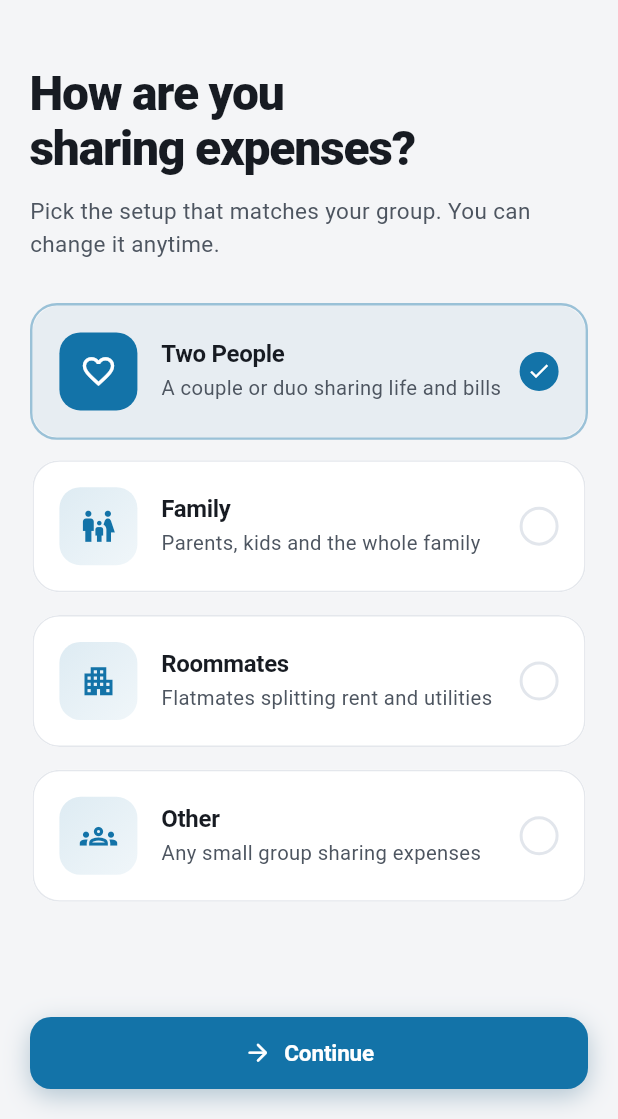
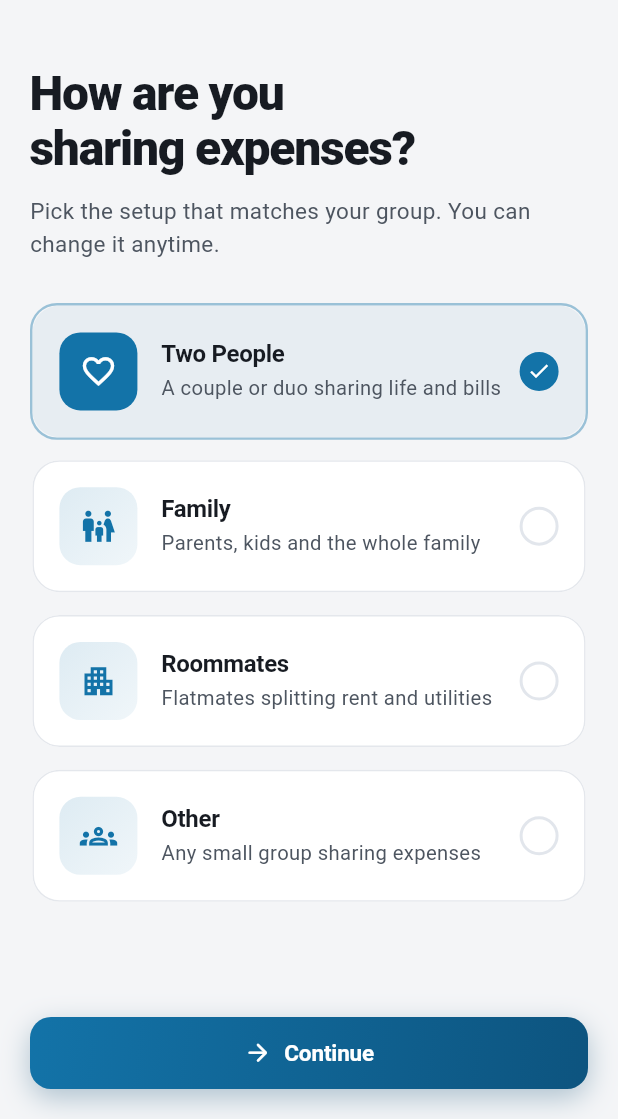
Before and after one commit to lizuzsusil/hissa, a Flutter app: the screen it shows after launch, after a tap on "Skip", after a tap on "Two People", on a phone screen of 412 x 824 dp, the part 117-1236 px from its top. Run offline on Flutter 3.47's test engine with Material 3 defaults, Android fonts, the light colour scheme and no system bars; our stand-ins replace cloud_firestore, connectivity_plus, firebase_auth, firebase_core, firebase_messaging, fl_chart and 4 more; accounts and stored records are empty.

Commit message:
fix: UI update 1

```diff
--- a/lib/ui/screens/dashboard_screen.dart
+++ b/lib/ui/screens/dashboard_screen.dart
@@ -351,8 +351,9 @@ class _YourBalanceCard extends StatelessWidget {
     if (mine == null) return const SizedBox.shrink();
 
     return SurfaceCard(
+      tint: AppColors.primary,
+      elevation: 1,
       padding: const EdgeInsets.all(AppSpacing.xl),
-      elevation: 1,
       child: Column(
         crossAxisAlignment: CrossAxisAlignment.start,
         children: [
--- a/lib/ui/screens/expenses_screen.dart
+++ b/lib/ui/screens/expenses_screen.dart
@@ -718,6 +718,7 @@ class _LifetimeCard extends StatelessWidget {
     final l10n = context.l10n;
     final p = context.palette;
     return SurfaceCard(
+      tint: AppColors.primary,
       padding: EdgeInsets.zero,
       child: Padding(
         padding: const EdgeInsets.all(AppSpacing.xl),
--- a/lib/ui/theme/app_theme.dart
+++ b/lib/ui/theme/app_theme.dart
@@ -243,7 +243,7 @@ class AppTheme {
       ),
       chipTheme: base.chipTheme.copyWith(
         backgroundColor: p.surfaceAlt,
-        selectedColor: AppColors.primary.withValues(alpha: 0.13),
+        selectedColor: AppColors.primary.withValues(alpha: 0.18),
         checkmarkColor: AppColors.primary,
         labelStyle: TextStyle(
           color: p.textPrimary,
@@ -257,8 +257,8 @@ class AppTheme {
         ),
         shape: RoundedRectangleBorder(
           borderRadius: BorderRadius.circular(AppRadius.sm),
+          side: BorderSide(color: Colors.transparent),
         ),
-        side: BorderSide.none,
         padding: const EdgeInsets.symmetric(horizontal: 12, vertical: 8),
       ),
       floatingActionButtonTheme: FloatingActionButtonThemeData(
--- a/lib/ui/theme/palette.dart
+++ b/lib/ui/theme/palette.dart
@@ -43,6 +43,22 @@ abstract final class AppColors {
     begin: Alignment.topLeft,
     end: Alignment.bottomRight,
     colors: [gradientTop, primary, gradientBottom],
+  );
+
+  /// Calm depth gradient for primary controls (buttons, FAB, active nav
+  /// pill). Both stops keep ≥4.5:1 contrast with white labels so text stays
+  /// readable across the entire fill.
+  static const LinearGradient primaryGradient = LinearGradient(
+    begin: Alignment.topLeft,
+    end: Alignment.bottomRight,
+    colors: [primary, Color(0xFF0D547F)],
+  );
+
+  /// Depth gradient for destructive controls, mirroring [primaryGradient].
+  static const LinearGradient dangerGradient = LinearGradient(
+    begin: Alignment.topLeft,
+    end: Alignment.bottomRight,
+    colors: [Color(0xFFE14B51), Color(0xFFC22E34)],
   );
 
   /// Subtle sheen for loading placeholders.
--- a/lib/ui/widgets/buttons.dart
+++ b/lib/ui/widgets/buttons.dart
@@ -142,16 +142,17 @@ class PrimaryButton extends StatelessWidget {
       height: height,
       textColor: Colors.white,
       decoration: (_, focused) => BoxDecoration(
+        gradient: onPressed == null ? null : AppColors.primaryGradient,
         color: onPressed == null
             ? context.palette.textPrimary.withValues(alpha: 0.08)
-            : AppColors.primary,
+            : null,
         borderRadius: BorderRadius.circular(AppRadius.md),
         boxShadow: [
           if (onPressed != null)
             BoxShadow(
-              color: AppColors.primaryDeep.withValues(alpha: 0.28),
-              blurRadius: 14,
-              offset: const Offset(0, 5),
+              color: AppColors.primaryDeep.withValues(alpha: 0.30),
+              blurRadius: 16,
+              offset: const Offset(0, 6),
             ),
         ],
         border: Border.all(
@@ -287,16 +288,17 @@ class DangerButton extends StatelessWidget {
       height: height,
       textColor: Colors.white,
       decoration: (_, focused) => BoxDecoration(
+        gradient: onPressed == null ? null : AppColors.dangerGradient,
         color: onPressed == null
             ? context.palette.textPrimary.withValues(alpha: 0.08)
-            : AppColors.negative,
+            : null,
         borderRadius: BorderRadius.circular(AppRadius.md),
         boxShadow: [
           if (onPressed != null)
             BoxShadow(
-              color: AppColors.negative.withValues(alpha: 0.25),
-              blurRadius: 12,
-              offset: const Offset(0, 4),
+              color: AppColors.negative.withValues(alpha: 0.28),
+              blurRadius: 14,
+              offset: const Offset(0, 5),
             ),
         ],
         border: Border.all(
--- a/lib/ui/widgets/cards.dart
+++ b/lib/ui/widgets/cards.dart
@@ -13,6 +13,12 @@ class SurfaceCard extends StatelessWidget {
   final EdgeInsetsGeometry padding;
   final EdgeInsetsGeometry margin;
   final Color? color;
+
+  /// Optional accent hue. When set, the card gains a faint tonal wash of
+  /// [tint], a matching hairline border and — at elevation ≥ 1 — a
+  /// color-tinted shadow, giving focal cards gentle chromatic depth while
+  /// staying far quieter than a filled surface.
+  final Color? tint;
 
   /// Overrides [borderRadius] with a full BorderRadius (e.g. asymmetric).
   final BorderRadius? radius;
@@ -30,6 +36,7 @@ class SurfaceCard extends StatelessWidget {
     this.padding = const EdgeInsets.all(AppSpacing.xl),
     this.margin = EdgeInsets.zero,
     this.color,
+    this.tint,
     this.radius,
     this.borderRadius = AppRadius.lg,
     this.border = true,
@@ -41,30 +48,45 @@ class SurfaceCard extends StatelessWidget {
   Widget build(BuildContext context) {
     final p = context.palette;
     final dark = context.isDark;
+    final radiusValue = radius ?? BorderRadius.circular(borderRadius);
+    final borderColor =
+        tint != null ? tint!.withValues(alpha: dark ? 0.38 : 0.28) : p.border;
     final shape = RoundedRectangleBorder(
-      borderRadius: radius ?? BorderRadius.circular(borderRadius),
-      side: BorderSide(
-        color: border ? p.border : Colors.transparent,
-        width: 1,
-      ),
+      borderRadius: radiusValue,
+      side: BorderSide(color: border ? borderColor : Colors.transparent, width: 1),
     );
+    final shadows = switch (elevation) {
+      <= 0 => const <BoxShadow>[],
+      >= 2 => AppShadows.raised(dark: dark),
+      _ => [
+          BoxShadow(
+            color: (tint ?? Colors.black)
+                .withValues(alpha: dark ? (tint != null ? 0.30 : 0.32) : (tint != null ? 0.16 : 0.05)),
+            blurRadius: 14,
+            offset: const Offset(0, 5),
+          ),
+        ],
+    };
     return Container(
       margin: margin,
-      decoration: BoxDecoration(
-        borderRadius: radius ?? BorderRadius.circular(borderRadius),
-        boxShadow: switch (elevation) {
-          <= 0 => const <BoxShadow>[],
-          >= 2 => AppShadows.raised(dark: dark),
-          _ => AppShadows.card(dark: dark),
-        },
-      ),
+      decoration:
+          BoxDecoration(borderRadius: radiusValue, boxShadow: shadows),
       child: Material(
-        color: color ?? p.surface,
+        color: Colors.transparent,
         shape: shape,
         clipBehavior: Clip.antiAlias,
-        child: InkWell(
-          onTap: onTap,
-          child: Padding(padding: padding, child: child),
+        child: Ink(
+          decoration: BoxDecoration(
+            color: color ?? p.surface,
+            gradient: tint == null
+                ? null
+                : AppGradients.tint(tint!, alpha: dark ? 0.12 : 0.07),
+            borderRadius: radiusValue,
+          ),
+          child: InkWell(
+            onTap: onTap,
+            child: Padding(padding: padding, child: child),
+          ),
         ),
       ),
     );
@@ -182,6 +204,8 @@ class MetricCard extends StatelessWidget {
   Widget build(BuildContext context) {
     final p = context.palette;
     return SurfaceCard(
+      tint: color,
+      elevation: 1,
       padding: const EdgeInsets.all(AppSpacing.xl),
       child: Column(
         crossAxisAlignment: CrossAxisAlignment.start,
@@ -190,8 +214,9 @@ class MetricCard extends StatelessWidget {
             width: 40,
             height: 40,
             decoration: BoxDecoration(
-              gradient: AppGradients.tint(color),
+              gradient: AppGradients.tint(color, alpha: 0.22),
               borderRadius: BorderRadius.circular(AppRadius.sm),
+              border: Border.all(color: color.withValues(alpha: 0.22)),
             ),
             child: Icon(icon, size: 20, color: color),
           ),
```
Also changed, not shown: lib/ui/screens/personal/personal_widgets.dart (+11 -1 lines), lib/ui/screens/shell_screen.dart (+31 -6 lines), lib/ui/widgets/misc.dart (+9 -2 lines).
